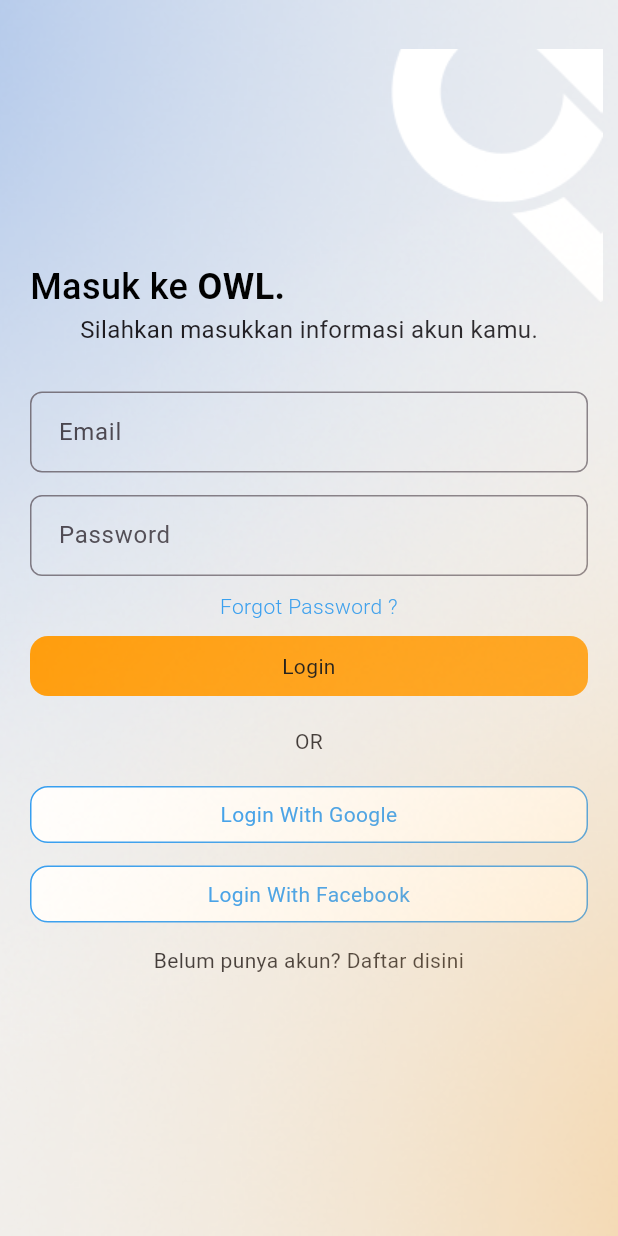
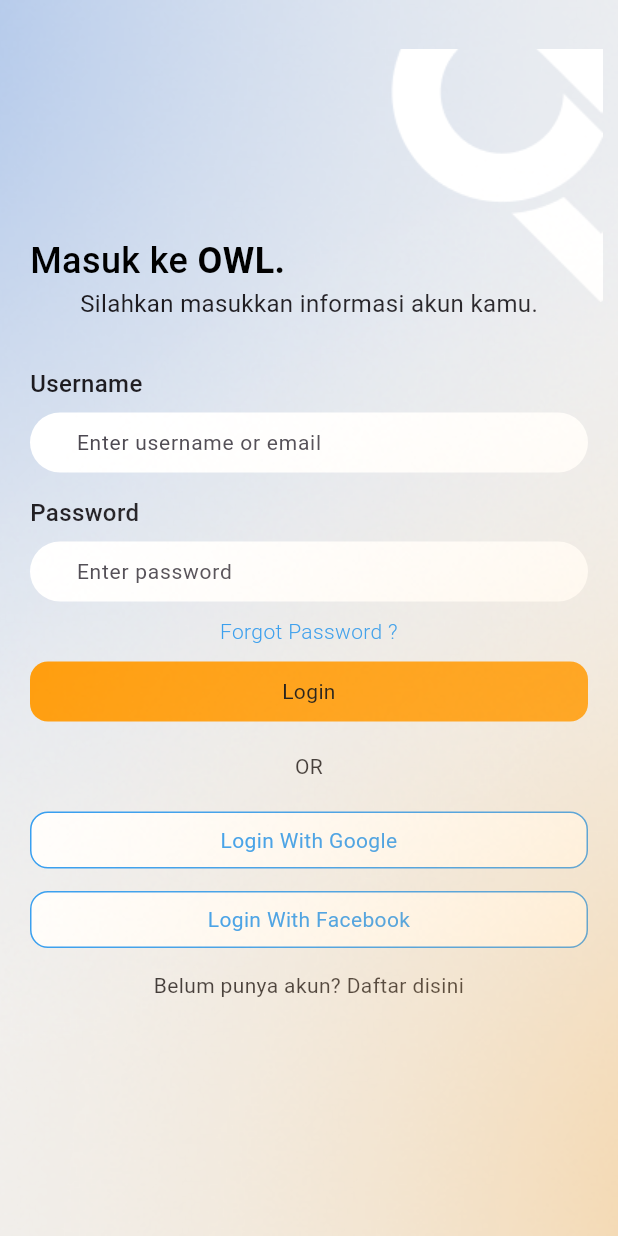
Before and after one commit to fnt4sia/OWL, a Flutter app: the screen it shows after launch, on a phone screen of 412 x 824 dp. Run offline on Flutter 3.47's test engine with Material 3 defaults, Android fonts, the phone set to English and light mode, and no system bars; our stand-ins replace shared_preferences.

Commit message:
update styling textfield

```diff
--- a/mobile/lib/features/login/login_page.dart
+++ b/mobile/lib/features/login/login_page.dart
@@ -67,9 +67,10 @@ class _LoginPageState extends State<LoginPage> {
                 ),
               ),
               const SizedBox(height: 30),
-              inputForm(false, emailController, 'Email'),
+              inputForm(false, emailController, 'Enter username or email',
+                  'Username'),
               const SizedBox(height: 15),
-              inputForm(true, passwordController, 'Password'),
+              inputForm(true, passwordController, 'Enter password', 'Password'),
               const SizedBox(height: 5),
               errorText.isNotEmpty
                   ? const Text(
@@ -135,24 +136,44 @@ class _LoginPageState extends State<LoginPage> {
     );
   }
 
-  Widget inputForm(bool hidden, TextEditingController controller, String hint) {
-    return TextField(
+  Widget inputForm(bool hidden, TextEditingController controller, String hint,
+      String label) {
+    return Column(
+      crossAxisAlignment: CrossAxisAlignment.start,
+      children: [
+        Text(
+          label,
+          style: const TextStyle(
+            fontSize: 16,
+            fontWeight: FontWeight.w500,
+          ),
+        ),
+        const SizedBox(height: 8),
+        TextField(
           obscureText: hidden,
           controller: controller,
           decoration: InputDecoration(
-        hintStyle: const TextStyle(
-          fontWeight: FontWeight.w400,
-        ),
-        hintText: hint,
-        contentPadding: const EdgeInsets.all(15),
-        border: const OutlineInputBorder(
+            isDense: true,
+            enabledBorder: const OutlineInputBorder(
+              borderSide: BorderSide(color: Colors.transparent),
               borderRadius: BorderRadius.all(
                 Radius.circular(
-              8,
+                  30,
                 ),
               ),
             ),
+            fillColor: const Color(0xffffffff),
+            filled: true,
+            contentPadding:
+                const EdgeInsets.symmetric(vertical: 8, horizontal: 27),
+            hintStyle: const TextStyle(
+              fontWeight: FontWeight.w400,
+              fontSize: 14,
             ),
+            hintText: hint,
+          ),
+        ),
+      ],
     );
   }
 
```
Lines whose indentation alone changed are shown as unchanged.
